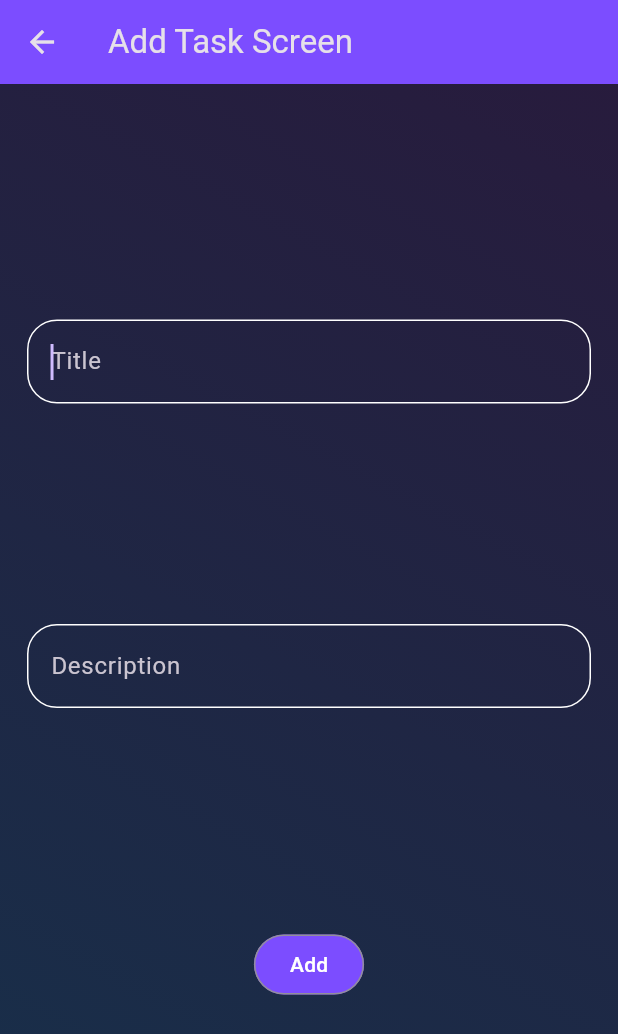
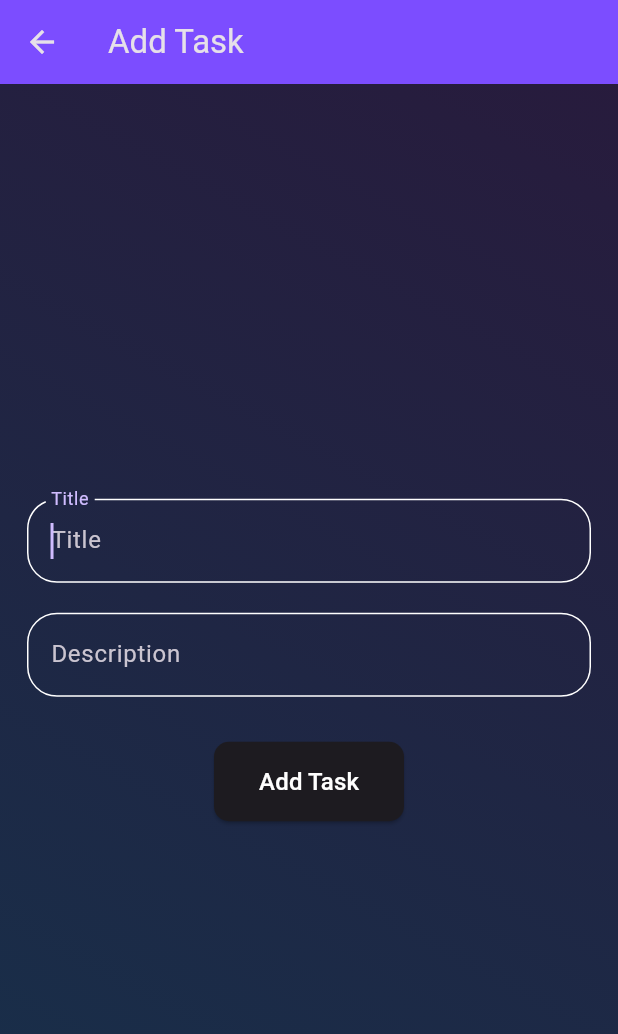
Before and after one commit to AnirudhDas01/todo_list_cal, a Flutter app: the AddTaskScreen screen opened directly, on a phone screen of 412 x 824 dp. Shown: the top 1034 px of the screen. Run offline on Flutter 3.47's test engine with Material 3 defaults, Android fonts, the phone set to English and light mode, and no system bars; our stand-ins replace animated_splash_screen, google_fonts, table_calendar.

Commit message:
made some minor changes in design and added new functions

```diff
--- a/lib/screens/add_task.sreen.dart
+++ b/lib/screens/add_task.sreen.dart
@@ -13,61 +13,62 @@ class AddTaskScreen extends StatelessWidget {
     String newTaskDescription = '';
 
     bool validateInputs(String title, String description) {
-      return title.isEmpty && description.isEmpty;
+      return title.isEmpty || description.isEmpty;
     }
 
     return Scaffold(
       appBar: AppBar(
-        title: const Text('Add Task Screen'),
+        title: const Text('Add Task'),
         backgroundColor: Colors.deepPurpleAccent,
       ),
       body: Container(
+        width: pageWidth,
+        padding: const EdgeInsets.symmetric(vertical: 20, horizontal: 10),
         decoration: const BoxDecoration(
           gradient: LinearGradient(
             begin: Alignment.topRight,
             end: Alignment.bottomLeft,
             colors: [
               Color.fromARGB(59, 104, 58, 183),
-              Color.fromARGB(59, 33, 149, 243)
+              Color.fromARGB(59, 33, 149, 243),
             ],
           ),
         ),
-        width: pageWidth,
-        padding: const EdgeInsets.symmetric(vertical: 20, horizontal: 10),
         child: Form(
           child: Column(
-            mainAxisAlignment: MainAxisAlignment.spaceEvenly,
+            mainAxisAlignment: MainAxisAlignment.center,
             children: [
-              const SizedBox(height: 20),
               Padding(
                 padding: const EdgeInsets.symmetric(horizontal: 8.0),
                 child: TextFormField(
                   autofocus: true,
-                  decoration: inputDecoration,
+                  decoration: inputDecoration.copyWith(labelText: 'Title'),
                   style: const TextStyle(color: Colors.white),
                   onChanged: (inputTask) {
                     newTaskTitle = inputTask;
                   },
                 ),
               ),
-              const SizedBox(height: 30),
+              const SizedBox(height: 20),
               Padding(
                 padding: const EdgeInsets.symmetric(horizontal: 8.0),
                 child: TextFormField(
+                  decoration: inputDecorationDescription.copyWith(
+                      labelText: 'Description'),
                   style: const TextStyle(color: Colors.white),
-                  decoration: inputDecorationDescription,
                   onChanged: (inputTask) {
                     newTaskDescription = inputTask;
                   },
                 ),
               ),
               const SizedBox(height: 30),
-              OutlinedButton(
+              ElevatedButton(
                 onPressed: () {
                   if (validateInputs(newTaskTitle, newTaskDescription)) {
                     ScaffoldMessenger.of(context).showSnackBar(
                       const SnackBar(
-                        content: Text("Title or descrption is Empty"),
+                        content: Text("Title or description is empty"),
+                        backgroundColor: Colors.red,
                       ),
                     );
                     return;
@@ -80,22 +81,28 @@ class AddTaskScreen extends StatelessWidget {
                   ScaffoldMessenger.of(context).showSnackBar(
                     const SnackBar(
                       content: Text("Task Added"),
+                      backgroundColor: Colors.green,
                     ),
                   );
                 },
-                style: ButtonStyle(
-                  backgroundColor: WidgetStateProperty.all(
-                    Colors.deepPurpleAccent,
+                style: ElevatedButton.styleFrom(
+                  foregroundColor: Colors.purpleAccent,
+                  padding: const EdgeInsets.symmetric(
+                    horizontal: 30,
+                    vertical: 15,
+                  ),
+                  shape: RoundedRectangleBorder(
+                    borderRadius: BorderRadius.circular(10),
                   ),
                 ),
                 child: const Text(
-                  'Add',
+                  'Add Task',
                   style: TextStyle(
                     color: Colors.white,
+                    fontSize: 16,
                   ),
                 ),
               ),
-              const SizedBox(height: 20),
             ],
           ),
         ),
--- a/lib/widgets/completed_task_tile.dart
+++ b/lib/widgets/completed_task_tile.dart
@@ -16,7 +16,7 @@ class CompletedTaskTile extends StatelessWidget {
   @override
   Widget build(BuildContext context) {
     return Card(
-      color: const Color(0xFF03C988),
+      color: Colors.black,
       child: ListTile(
         title: Text(
           completedTaskTitle,
--- a/lib/widgets/incomplete_task_tile.dart
+++ b/lib/widgets/incomplete_task_tile.dart
@@ -1,6 +1,5 @@
 import 'package:flutter/material.dart';
 import 'package:todo_list_cal/screens/task_detail_screen.dart';
-
 
 class IncompleteTaskTile extends StatelessWidget {
   const IncompleteTaskTile({
@@ -19,7 +18,7 @@ class IncompleteTaskTile extends StatelessWidget {
   @override
   Widget build(BuildContext context) {
     return Card(
-      color: const Color(0xffFF204E),
+      color: Colors.white,
       child: Theme(
         data: Theme.of(context).copyWith(dividerColor: Colors.transparent),
         child: ExpansionTile(
@@ -40,7 +39,12 @@ class IncompleteTaskTile extends StatelessWidget {
               ),
               GestureDetector(
                 onTap: () {
-                  Navigator.push(context, MaterialPageRoute(builder : (context) =>TaskDetailScreen(taskTitle: taskTitle, taskDescription: taskDescription)));
+                  Navigator.push(
+                      context,
+                      MaterialPageRoute(
+                          builder: (context) => TaskDetailScreen(
+                              taskTitle: taskTitle,
+                              taskDescription: taskDescription)));
                 },
                 child: Text(
                   taskTitle,
```
